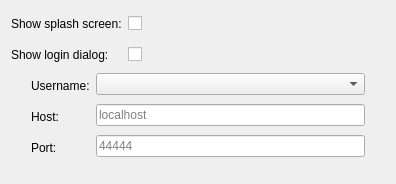
European-XFEL/Karabo, file src/pythonGui/karabogui/wizards/cinema/link.ui: the form before one commit.
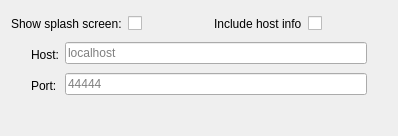
The form after the commit.

Commit message: fix(GUI): Remove username,host,port from Create cinema link dialog

Diff of the .ui file:
```diff
--- a/src/pythonGui/karabogui/wizards/cinema/link.ui
+++ b/src/pythonGui/karabogui/wizards/cinema/link.ui
@@ -6,23 +6,23 @@
    <rect>
     <x>0</x>
     <y>0</y>
-    <width>396</width>
-    <height>184</height>
+    <width>398</width>
+    <height>136</height>
    </rect>
   </property>
+  <property name="minimumSize">
+   <size>
+    <width>300</width>
+    <height>100</height>
+   </size>
+  </property>
   <property name="windowTitle">
    <string>Form</string>
   </property>
   <layout class="QVBoxLayout" name="verticalLayout">
    <item>
-    <layout class="QFormLayout" name="formLayout">
-     <property name="labelAlignment">
-      <set>Qt::AlignLeading|Qt::AlignLeft|Qt::AlignTop</set>
-     </property>
-     <property name="formAlignment">
-      <set>Qt::AlignLeading|Qt::AlignLeft|Qt::AlignVCenter</set>
-     </property>
-     <item row="0" column="0">
+    <layout class="QHBoxLayout" name="horizontalLayout">
+     <item>
       <widget class="QLabel" name="splash_label">
        <property name="minimumSize">
         <size>
@@ -41,7 +41,7 @@
        </property>
       </widget>
      </item>
-     <item row="0" column="1">
+     <item>
       <widget class="QCheckBox" name="splash_checkbox">
        <property name="sizePolicy">
         <sizepolicy hsizetype="Minimum" vsizetype="Preferred">
@@ -51,8 +51,8 @@
        </property>
       </widget>
      </item>
-     <item row="1" column="0">
-      <widget class="QLabel" name="login_label">
+     <item>
+      <widget class="QLabel" name="include_host_label">
        <property name="minimumSize">
         <size>
          <width>0</width>
@@ -66,12 +66,12 @@
         </size>
        </property>
        <property name="text">
-        <string>Show login dialog:</string>
+        <string>Include host info</string>
        </property>
       </widget>
      </item>
-     <item row="1" column="1">
-      <widget class="QCheckBox" name="login_checkbox">
+     <item>
+      <widget class="QCheckBox" name="include_host_checkbox">
        <property name="sizePolicy">
         <sizepolicy hsizetype="Minimum" vsizetype="Preferred">
          <horstretch>0</horstretch>
@@ -97,7 +97,7 @@
       <property name="bottomMargin">
        <number>0</number>
       </property>
-      <item row="1" column="0">
+      <item row="0" column="0">
        <widget class="QLabel" name="host_label">
         <property name="minimumSize">
          <size>
@@ -116,36 +116,14 @@
         </property>
        </widget>
       </item>
-      <item row="1" column="1">
+      <item row="0" column="1">
        <widget class="QLineEdit" name="host_lineedit">
         <property name="placeholderText">
          <string>localhost</string>
         </property>
        </widget>
       </item>
-      <item row="0" column="0">
-       <widget class="QLabel" name="username_label">
-        <property name="minimumSize">
-         <size>
-          <width>0</width>
-          <height>25</height>
-         </size>
-        </property>
-        <property name="maximumSize">
-         <size>
-          <width>16777215</width>
-          <height>25</height>
-         </size>
-        </property>
-        <property name="text">
-         <string>Username:</string>
-        </property>
-       </widget>
-      </item>
-      <item row="0" column="1">
-       <widget class="QComboBox" name="username_combobox"/>
-      </item>
-      <item row="2" column="0">
+      <item row="1" column="0">
        <widget class="QLabel" name="port_label">
         <property name="minimumSize">
          <size>
@@ -164,7 +142,7 @@
         </property>
        </widget>
       </item>
-      <item row="2" column="1">
+      <item row="1" column="1">
        <widget class="QLineEdit" name="port_lineedit">
         <property name="placeholderText">
          <string>44444</string>
```
Left out of the diff: 2 changed lines with no effect on the pictures. The commit also changes 4 other files.
